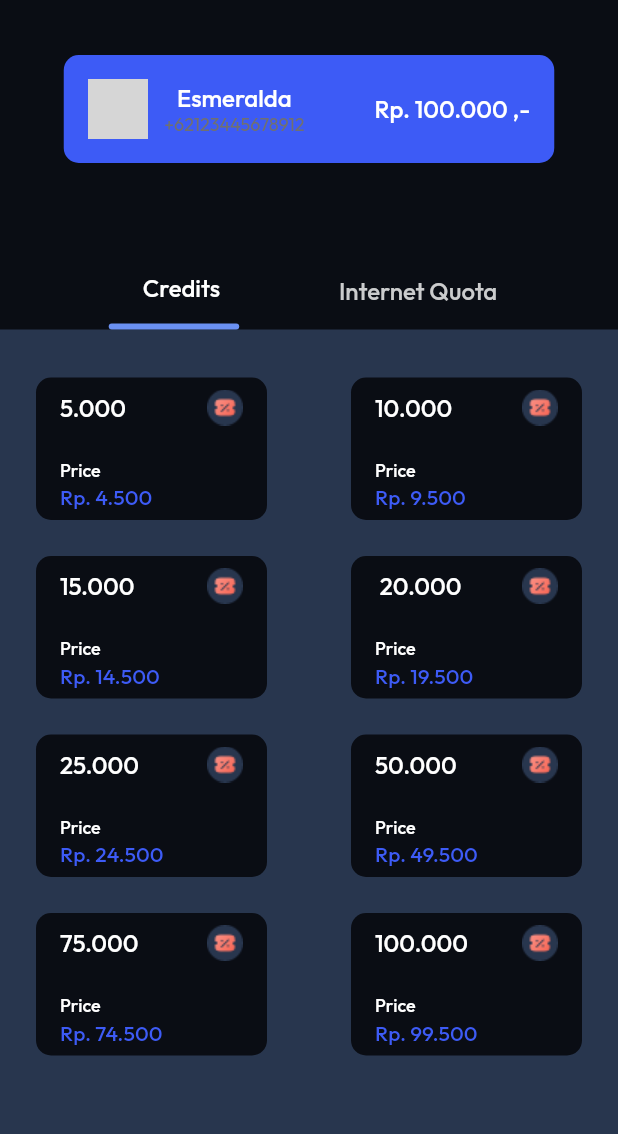
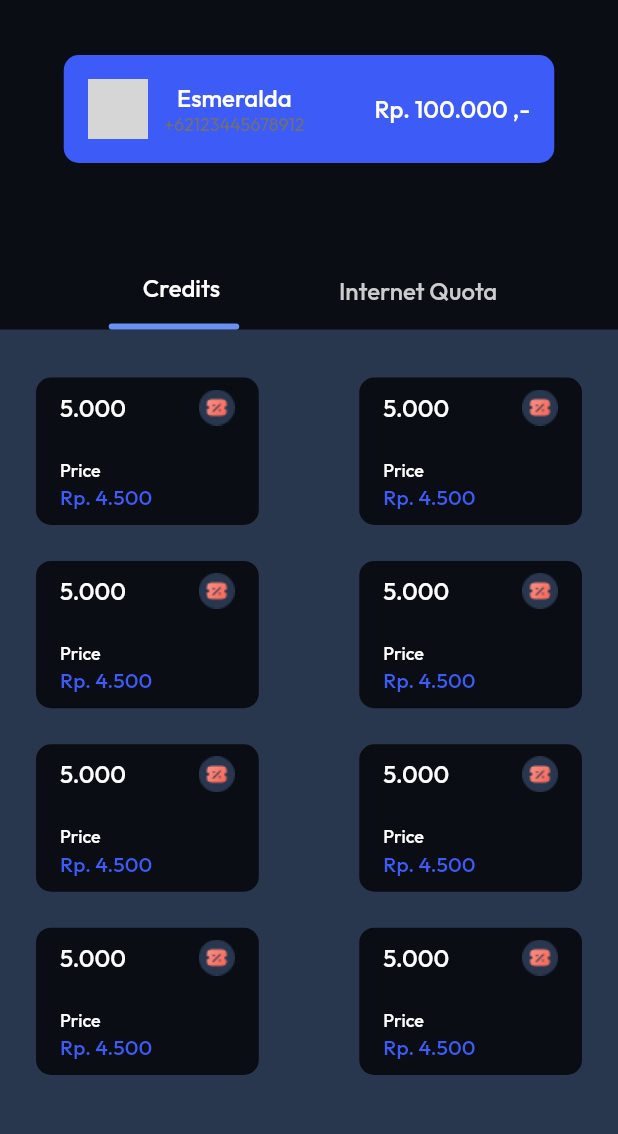
Before and after one commit to MOHAMMADADE-albohisi/internet_provide, a Flutter app: the homescreen screen opened by its route, after a tap on "Credit", on a phone screen of 412 x 824 dp, the part 65-1199 px from its top. Run offline on Flutter 3.47's test engine with Material 2 defaults, Android fonts, the phone set to English and light mode, and no system bars; our stand-ins replace google_fonts; network calls fail; grey boxes are pictures that could not be loaded.

Commit message:
Coumment1

```diff
--- a/lib/main.dart
+++ b/lib/main.dart
@@ -1,11 +1,13 @@
 import 'package:flutter/material.dart';
 import 'package:internet_provide/screens/Detail.dart';
 import 'package:internet_provide/screens/InternetQuota_screen.dart';
+import 'package:internet_provide/screens/Verify_screen.dart';
 import 'package:internet_provide/screens/credit_screen.dart';
 import 'package:internet_provide/screens/forgetpassword.dart';
 import 'package:internet_provide/screens/home-screen.dart';
 import 'package:internet_provide/screens/login_screen.dart';
 import 'package:internet_provide/screens/lunchscreen.dart';
+import 'package:internet_provide/screens/newpasword_screen.dart';
 import 'package:internet_provide/screens/onbresdscreen.dart';
 import 'package:internet_provide/screens/payment_screen.dart';
 import 'package:internet_provide/screens/regesteruser.dart';
@@ -35,6 +37,8 @@ class interntapp extends StatelessWidget {
         '/detail_screem': (context) => const detail_screen(),
         '/paymen_screen': (context) => const paymen_screen(),
         '/setting_screen': (context) => const setting_screen(),
+        '/newpasswrd_screen': (context) => const newpassword(),
+        '/verify_screen': (context) => const Verify_screen(),
       },
     );
   }
--- a/lib/screens/Detail.dart
+++ b/lib/screens/Detail.dart
@@ -240,8 +240,6 @@ class _detail_screenState extends State<detail_screen> {
             child: ElevatedButton(
               onPressed: () {
                 Navigator.pushReplacementNamed(context, '/paymen_screen');
-
-
               },
               style: ElevatedButton.styleFrom(
                 primary: const Color(0xFF3D5BF6),
--- a/lib/screens/credit_screen.dart
+++ b/lib/screens/credit_screen.dart
@@ -121,6 +121,7 @@ class _creditscreenState extends State<creditscreen> {
                               ),
                             ),
                           ),
+
                           Container(
                             margin: const EdgeInsetsDirectional.only(end: 10),
                             height: 4,
@@ -157,43 +158,24 @@ class _creditscreenState extends State<creditscreen> {
             ),
           ),
           const SizedBox(height: 32),
-          Padding(
-              padding: const EdgeInsets.symmetric(horizontal: 24),
-              child: Column(
-                children: [
-                  Row(
-                    children: const [
-                      BoxContaner(number: '5.000', price: '4.500'),
-                      Spacer(),
-                      BoxContaner(number: '10.000', price: '9.500'),
-                    ],
-                  ),
-                  const SizedBox(height: 24),
-                  Row(
-                    children: const [
-                      BoxContaner(number: '15.000', price: '14.500'),
-                      Spacer(),
-                      BoxContaner(number: ' 20.000', price: '19.500'),
-                    ],
-                  ),
-                  const SizedBox(height: 24),
-                  Row(
-                    children: const [
-                      BoxContaner(number: '25.000', price: '24.500'),
-                      Spacer(),
-                      BoxContaner(number: '50.000', price: '49.500'),
-                    ],
-                  ),
-                  const SizedBox(height: 24),
-                  Row(
-                    children: const [
-                      BoxContaner(number: '75.000', price: '74.500'),
-                      Spacer(),
-                      BoxContaner(number: '100.000', price: '99.500'),
-                    ],
-                  ),
-                ],
-              )),
+          GridView.builder(
+            physics: NeverScrollableScrollPhysics(),
+            shrinkWrap: true,
+            scrollDirection: Axis.vertical,
+            itemCount:8,
+            gridDelegate: SliverGridDelegateWithFixedCrossAxisCount(
+              crossAxisCount: 2,
+              childAspectRatio: 2,
+              mainAxisSpacing:24,
+              crossAxisSpacing:19,
+            ),
+            itemBuilder: (context, index) {
+              return Padding(
+                padding: const EdgeInsets.symmetric(horizontal: 24),
+                child: BoxContaner(number: '5.000', price: '4.500'),
+              );
+            },
+          ),
         ],
       ),
     );
--- a/lib/screens/forgetpassword.dart
+++ b/lib/screens/forgetpassword.dart
@@ -167,7 +167,7 @@ class _forgetpasswordState extends State<forgetpassword> {
   }
 
   void login() {
-    Navigator.pushReplacementNamed(context, '/login_screen');
+    Navigator.pushReplacementNamed(context, '/newpasswrd_screen');
   }
 
 }
--- a/lib/screens/home-screen.dart
+++ b/lib/screens/home-screen.dart
@@ -18,7 +18,7 @@ class _homescreenState extends State<homescreen> {
   void initState() {
     // TODO: implement initState
     super.initState();
-    _mohammad = PageController(viewportFraction: 0.7, initialPage: 0);
+    _mohammad = PageController(viewportFraction: 0.7, initialPage: 1);
   }
 
   @override
@@ -73,6 +73,7 @@ class _homescreenState extends State<homescreen> {
         ],
       ),
       body: ListView(
+
         children: [
           Column(
             children: [
@@ -312,14 +313,25 @@ class _homescreenState extends State<homescreen> {
                   ],
                 ),
               ],
+
             ),
           ),
-          const SizedBox(height: 21),
           BottomNavigationBar(
             backgroundColor: const Color(0xFF0A0D14),
             onTap: (int selectedPageIndex) {
               setState(() => _selectedPageIndex = selectedPageIndex);
             },
+            selectedItemColor: Colors.blue,
+            selectedIconTheme: const IconThemeData(
+              color: Colors.blue,
+            ),
+
+            unselectedItemColor: Color(0xFFFFFFFF),
+            unselectedIconTheme: const IconThemeData(
+              color: Color(0xFFFFFFFF),
+              //للتحكم بحجم العانصر الغير محددة
+              // size: 10,
+            ),
             currentIndex: _selectedPageIndex,
             type: BottomNavigationBarType.fixed,
             items: const [
--- a/lib/screens/login_screen.dart
+++ b/lib/screens/login_screen.dart
@@ -317,7 +317,8 @@ class _login_screenState extends State<login_screen> {
                   borderRadius: BorderRadius.circular(29),
                 ),
                 child: ElevatedButton(
-                    onPressed: () {},
+                    onPressed: () {
+                    },
                     style: ElevatedButton.styleFrom(
                       primary: const Color(0xFF28364E),
                     ),
--- a/lib/screens/setting_screen.dart
+++ b/lib/screens/setting_screen.dart
@@ -36,7 +36,7 @@ class _setting_screenState extends State<setting_screen> {
         ),
         body: Padding(
           padding: const EdgeInsets.symmetric(horizontal: 24),
-          child: Column(
+          child: ListView(
             children: [
               const SizedBox(height: 40.5),
               Container(
@@ -141,7 +141,7 @@ class _setting_screenState extends State<setting_screen> {
                   ),
                 ],
               ),
-              const SizedBox(height: 125),
+              const SizedBox(height: 90),
               TextButton(
                   onPressed: () {
                     Navigator.pushReplacementNamed(context, '/login_screen');
--- a/lib/widgets/onbresd.dart
+++ b/lib/widgets/onbresd.dart
@@ -13,7 +13,7 @@ final String image;
 final String subtitle;
   @override
   Widget build(BuildContext context) {
-    return Column(
+    return ListView(
       children: [
         Container(
           width: 454,
```
Also changed, not shown: lib/screens/Verify_screen.dart (added, +209 -0 lines), lib/screens/newpasword_screen.dart (added, +256 -0 lines), lib/screens/regesteruser.dart (+18 -12 lines).
